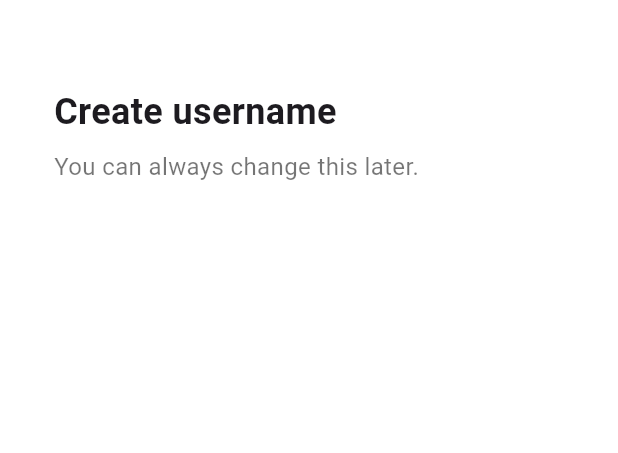
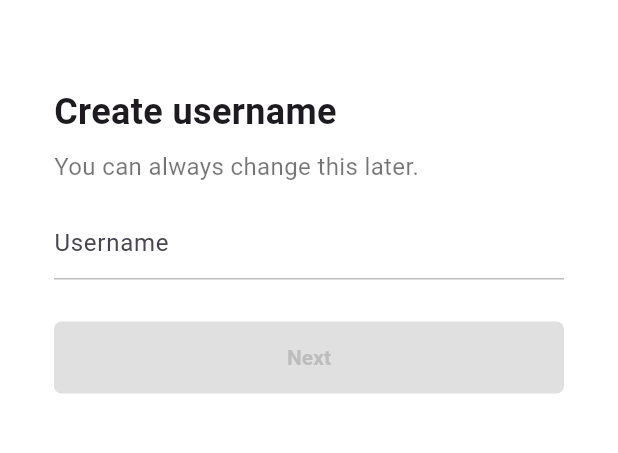
Before and after one commit to jkoon90/flutter-app, a Flutter app: the screen it shows after launch, after a tap on "Use email & password", on a phone screen of 412 x 824 dp, the part 58-511 px from its top. Run offline on Flutter 3.47's test engine with Material 3 defaults, Android fonts, the phone set to English and light mode, and no system bars; our stand-ins replace font_awesome_flutter.

```diff
--- a/lib/features/authentication/login_screen.dart
+++ b/lib/features/authentication/login_screen.dart
@@ -2,7 +2,7 @@ import 'package:flutter/material.dart';
 import 'package:flutter_app/constants/gaps.dart';
 import 'package:flutter_app/constants/sizes.dart';
 import 'package:flutter_app/features/authentication/sign_up_screen.dart';
-import 'package:flutter_app/features/authentication/wigets/auth_button.dart';
+import 'package:flutter_app/features/authentication/widgets/auth_button.dart';
 import 'package:font_awesome_flutter/font_awesome_flutter.dart';
 
 class LoginScreen extends StatelessWidget {
--- a/lib/features/authentication/sign_up_screen.dart
+++ b/lib/features/authentication/sign_up_screen.dart
@@ -1,9 +1,9 @@
 import 'package:flutter/material.dart';
 import 'package:flutter_app/constants/gaps.dart';
 import 'package:flutter_app/constants/sizes.dart';
-import 'package:flutter_app/features/authentication/email_screen.dart';
 import 'package:flutter_app/features/authentication/login_screen.dart';
-import 'package:flutter_app/features/authentication/wigets/auth_button.dart';
+import 'package:flutter_app/features/authentication/username_screen.dart';
+import 'package:flutter_app/features/authentication/widgets/auth_button.dart';
 import 'package:font_awesome_flutter/font_awesome_flutter.dart';
 
 class SignUpScreen extends StatelessWidget {
@@ -20,7 +20,7 @@ class SignUpScreen extends StatelessWidget {
   void _onTabEmail(BuildContext context) {
     Navigator.of(context).push(
       MaterialPageRoute(
-        builder: (context) => const EmailScreen(),
+        builder: (context) => const UsernameScreen(),
       ),
     );
   }
--- /dev/null
+++ b/lib/features/authentication/username_screen.dart
@@ -0,0 +1,103 @@
+import 'package:flutter/material.dart';
+import 'package:flutter_app/constants/gaps.dart';
+import 'package:flutter_app/constants/sizes.dart';
+import 'package:flutter_app/features/authentication/email_screen.dart';
+import 'package:flutter_app/features/authentication/widgets/form_button.dart';
+
+class UsernameScreen extends StatefulWidget {
+  const UsernameScreen({super.key});
+
+  @override
+  State<UsernameScreen> createState() => _UsernameScreenState();
+}
+
+class _UsernameScreenState extends State<UsernameScreen> {
+  final TextEditingController _usernameController = TextEditingController();
+
+  String _username = "";
+
+  @override
+  void initState() {
+    super.initState();
+    _usernameController.addListener(() {
+      setState(() {
+        _username = _usernameController.text;
+      });
+    });
+  }
+
+  @override
+  void dispose() {
+    _usernameController.dispose();
+    super.dispose();
+  }
+
+  void _onNextTap() {
+    if (_username.isEmpty) return;
+    Navigator.of(context).push(
+      MaterialPageRoute(
+        builder: (context) => const EmailScreen(),
+      ),
+    );
+  }
+
+  @override
+  Widget build(BuildContext context) {
+    return Scaffold(
+      appBar: AppBar(
+        title: const Text(
+          "Sign up",
+        ),
+      ),
+      body: Padding(
+        padding: const EdgeInsets.symmetric(
+          horizontal: Sizes.size36,
+        ),
+        child: Column(
+          crossAxisAlignment: CrossAxisAlignment.start,
+          children: [
+            Gaps.v40,
+            const Text(
+              "Create username",
+              style: TextStyle(
+                fontSize: Sizes.size24,
+                fontWeight: FontWeight.w700,
+              ),
+            ),
+            Gaps.v8,
+            const Text(
+              "You can always change this later.",
+              style: TextStyle(
+                fontSize: Sizes.size16,
+                color: Colors.black54,
+              ),
+            ),
+            Gaps.v16,
+            TextField(
+              controller: _usernameController,
+              decoration: InputDecoration(
+                hintText: "Username",
+                enabledBorder: UnderlineInputBorder(
+                  borderSide: BorderSide(
+                    color: Colors.grey.shade400,
+                  ),
+                ),
+                focusedBorder: UnderlineInputBorder(
+                  borderSide: BorderSide(
+                    color: Colors.grey.shade400,
+                  ),
+                ),
+              ),
+              cursorColor: Theme.of(context).primaryColor,
+            ),
+            Gaps.v28,
+            GestureDetector(
+              onTap: _onNextTap,
+              child: FormButton(disabled: _username.isEmpty),
+            ),
+          ],
+        ),
+      ),
+    );
+  }
+}
--- /dev/null
+++ b/lib/features/authentication/widgets/form_button.dart
@@ -0,0 +1,41 @@
+import 'package:flutter/material.dart';
+
+import '../../../constants/sizes.dart';
+
+class FormButton extends StatelessWidget {
+  const FormButton({
+    super.key,
+    required this.disabled,
+  });
+
+  final bool disabled;
+
+  @override
+  Widget build(BuildContext context) {
+    return FractionallySizedBox(
+      widthFactor: 1,
+      child: AnimatedContainer(
+        padding: const EdgeInsets.symmetric(
+          vertical: Sizes.size16,
+        ),
+        decoration: BoxDecoration(
+          borderRadius: BorderRadius.circular(Sizes.size5),
+          color:
+              disabled ? Colors.grey.shade300 : Theme.of(context).primaryColor,
+        ),
+        duration: const Duration(milliseconds: 500),
+        child: AnimatedDefaultTextStyle(
+          duration: const Duration(milliseconds: 500),
+          style: TextStyle(
+            color: disabled ? Colors.grey.shade400 : Colors.white,
+            fontWeight: FontWeight.w600,
+          ),
+          child: const Text(
+            'Next',
+            textAlign: TextAlign.center,
+          ),
+        ),
+      ),
+    );
+  }
+}
```
Also changed, not shown: lib/features/authentication/birthday_screen.dart (added, +15 -0 lines), lib/features/authentication/email_screen.dart (+87 -12 lines), lib/features/authentication/password_screen.dart (added, +169 -0 lines), lib/features/authentication/widgets/auth_button.dart (renamed from lib/features/authentication/wigets/auth_button.dart), pubspec.lock.
